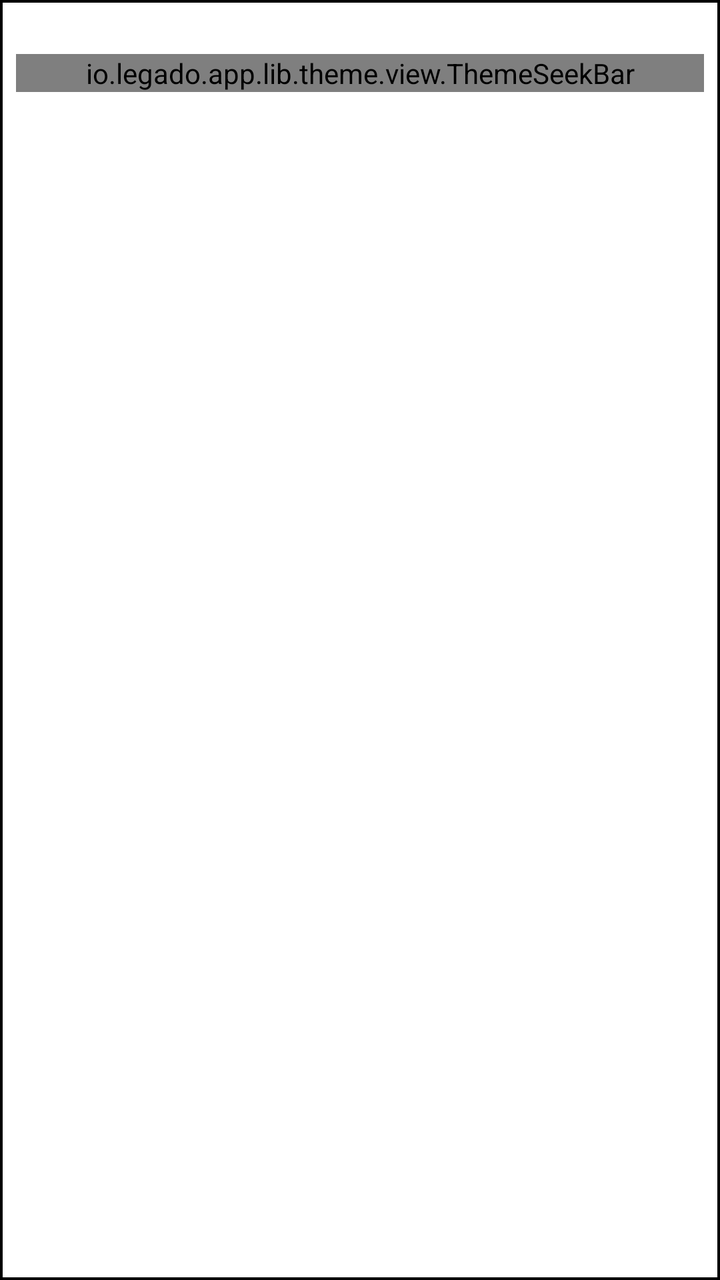
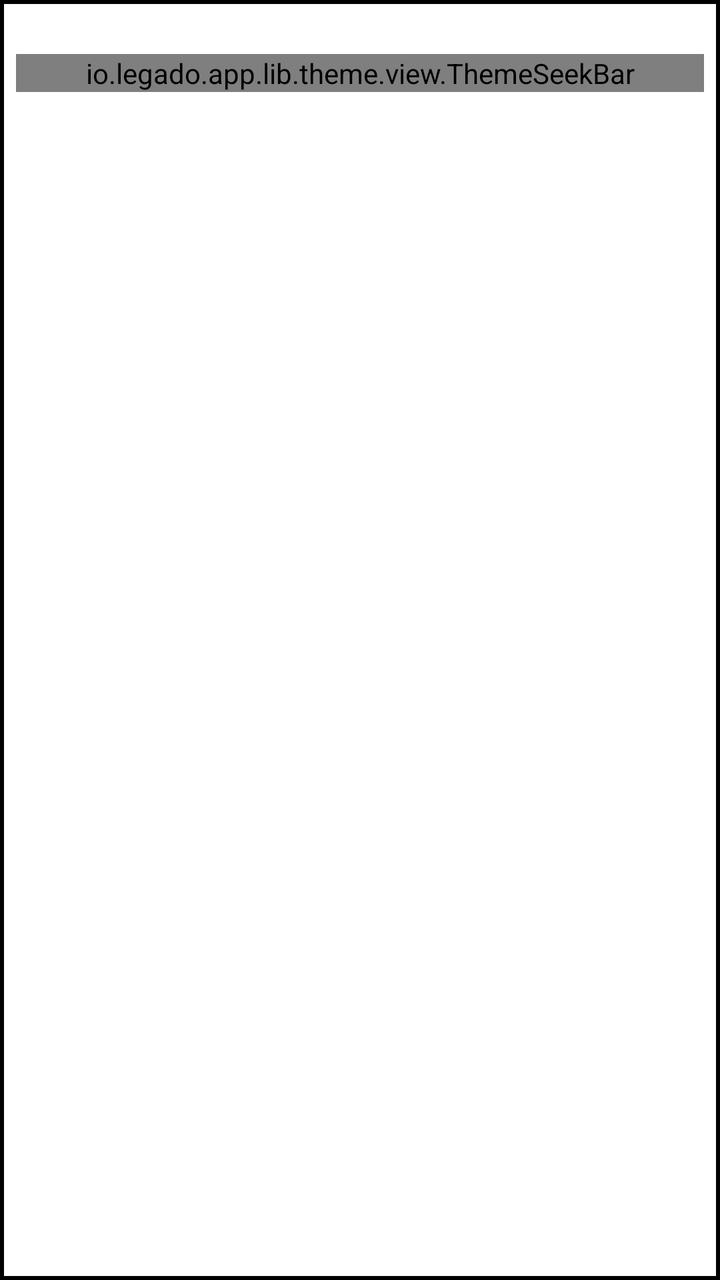

The first picture is an Android layout as it rendered before a commit; the second is the same layout after the commit. The layout source and the unified diff follow.
<!-- AndroidManifest.xml: application theme AppTheme.Light -->
<!-- res/layout/popup_seek_bar.xml -->
<?xml version="1.0" encoding="utf-8"?>
<LinearLayout xmlns:android="http://schemas.android.com/apk/res/android"
    android:layout_width="match_parent"
    android:layout_height="wrap_content"
    android:background="@drawable/shape_card_view"
    android:padding="8dp"
    android:orientation="vertical"
    android:gravity="center_horizontal">

    <TextView
        android:id="@+id/tv_seek_value"
        android:layout_width="wrap_content"
        android:layout_height="wrap_content"
        android:textColor="@color/secondaryText" />

    <io.legado.app.lib.theme.view.ThemeSeekBar
        android:id="@+id/seek_bar"
        android:layout_width="match_parent"
        android:layout_height="wrap_content" />

</LinearLayout>
<!-- resources referenced by this layout -->
<resources>
  <color name="secondaryText">#FF000000</color>
  <!-- drawable shape_card_view (drawable) -->
  <?xml version="1.0" encoding="utf-8"?>
  <shape xmlns:android="http://schemas.android.com/apk/res/android" android:shape="rectangle">
      <solid android:color="#FFFFFFFF" />
      <stroke android:width="1.2dp" android:color="#FF000000" />
      <corners android:radius="0dp" />
  </shape>
  <style name="AppTheme.Light" parent="Base.AppTheme">
          <item name="actionBarStyle">@style/AppTheme.AppBarOverlay.Light</item>
      </style>
  <color name="primary">#FFFFFFFF</color>
  <color name="primaryDark">#FFFFFFFF</color>
  <color name="accent">#FF000000</color>
  <color name="background">#FFFFFFFF</color>
  <style name="Style.DropDownListView.EInk" parent="Widget.AppCompat.ListView.DropDown">
          <item name="android:divider">@color/black</item>
          <item name="android:dividerHeight">1px</item>
          <item name="android:listSelector">@drawable/selector_eink_list_item</item>
          <item name="android:background">@color/white</item>
          <item name="android:overScrollMode">never</item>
      </style>
  <style name="Style.MenuItemText" parent="@android:style/TextAppearance.Widget.IconMenu.Item">
          <item name="android:textColor">@color/black</item>
          <item name="android:textSize">15sp</item>
      </style>
  <color name="white">#FFFFFFFF</color>
  <style name="Widget.EInk.CheckBox" parent="Widget.AppCompat.CompoundButton.CheckBox">
          <item name="android:button">@drawable/eink_checkbox_1bit</item>
          <item name="buttonCompat">@drawable/eink_checkbox_1bit</item>
          <item name="android:buttonTint">@null</item>
          <item name="buttonTint">@null</item>
          <item name="android:background">@null</item>
          <item name="android:textColor">@color/black</item>
      </style>
  <style name="Widget.EInk.Switch" parent="Widget.AppCompat.CompoundButton.Switch">
          <item name="track">@drawable/eink_switch_track_1bit</item>
          <item name="android:thumb">@drawable/eink_switch_thumb_1bit</item>
          <item name="trackTint">@null</item>
          <item name="thumbTint">@null</item>
          <item name="android:background">@null</item>
          <item name="android:textColor">@color/black</item>
      </style>
  <style name="Widget.EInk.SeekBar" parent="Widget.AppCompat.SeekBar">
          <item name="android:progressDrawable">@drawable/eink_seekbar_progress_1bit</item>
          <item name="android:thumb">@drawable/eink_seekbar_thumb_1bit</item>
          <item name="android:thumbTint">@null</item>
          <item name="android:progressTint">@null</item>
          <item name="android:background">@null</item>
          <item name="android:splitTrack">false</item>
      </style>
  <color name="black">#FF000000</color>
  <!-- drawable bg_popup_menu (drawable) -->
  <?xml version="1.0" encoding="utf-8"?>
  <shape xmlns:android="http://schemas.android.com/apk/res/android" android:shape="rectangle">
      <solid android:color="#FFFFFFFF" />
      <stroke android:width="1.5dp" android:color="#FF000000" />
      <corners android:radius="0dp" />
  </shape>
  <!-- drawable eink_seekbar_thumb_1bit (drawable) -->
  <?xml version="1.0" encoding="utf-8"?>
  <shape xmlns:android="http://schemas.android.com/apk/res/android" android:shape="rectangle">
      <size android:width="12dp" android:height="18dp" />
      <solid android:color="#FFFFFFFF" />
      <stroke android:width="1.8dp" android:color="#FF000000" />
      <corners android:radius="0dp" />
  </shape>
  <!-- drawable bg_eink_border_dialog (drawable) -->
  <?xml version="1.0" encoding="utf-8"?>
  <shape xmlns:android="http://schemas.android.com/apk/res/android" android:shape="rectangle">
      <solid android:color="#FFFFFFFF" />
      <stroke android:width="2dp" android:color="#FF000000" />
      <corners android:radius="0dp" />
  </shape>
  <!-- unchanged entries left out for length: 13 -->
</resources>

<!-- the commit's change to res/layout/popup_seek_bar.xml (unified diff, before → after) -->
@@ -2,7 +2,7 @@
 <LinearLayout xmlns:android="http://schemas.android.com/apk/res/android"
     android:layout_width="match_parent"
     android:layout_height="wrap_content"
-    android:background="@drawable/shape_card_view"
+    android:background="@drawable/bg_eink_border_dialog"
     android:padding="8dp"
     android:orientation="vertical"
     android:gravity="center_horizontal">
<!-- resource entries referenced after the edit -->
@@ -1,13 +1,6 @@
 <!-- resources referenced by this layout -->
 <resources>
   <color name="secondaryText">#FF000000</color>
-  <!-- drawable shape_card_view (drawable) -->
-  <?xml version="1.0" encoding="utf-8"?>
-  <shape xmlns:android="http://schemas.android.com/apk/res/android" android:shape="rectangle">
-      <solid android:color="#FFFFFFFF" />
-      <stroke android:width="1.2dp" android:color="#FF000000" />
-      <corners android:radius="0dp" />
-  </shape>
   <style name="AppTheme.Light" parent="Base.AppTheme">
           <item name="actionBarStyle">@style/AppTheme.AppBarOverlay.Light</item>
       </style>
